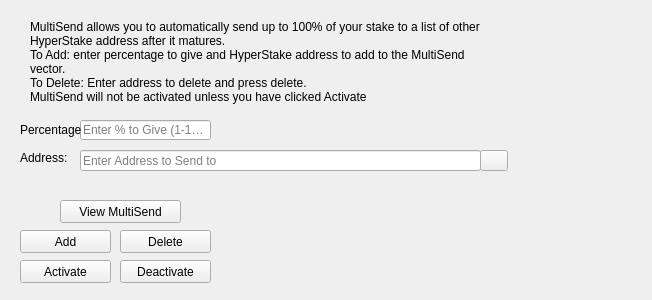
Before: the Qt Designer form src/qt/forms/charitydialog.ui in davidlatapie/HyperStake, drawn with Qt 5.
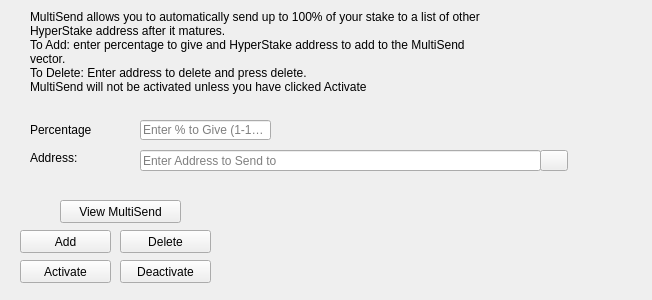
After: the same form once the commit is applied. Icons and pictures are not drawn.

Commit message: adjust charitydialog spacing for linux

```diff
--- a/src/qt/forms/charitydialog.ui
+++ b/src/qt/forms/charitydialog.ui
@@ -19,7 +19,7 @@
   <widget class="QLineEdit" name="charityPercentEdit">
    <property name="geometry">
     <rect>
-     <x>80</x>
+     <x>140</x>
      <y>120</y>
      <width>131</width>
      <height>20</height>
@@ -35,7 +35,7 @@
   <widget class="QLineEdit" name="charityAddressEdit">
    <property name="geometry">
     <rect>
-     <x>80</x>
+     <x>140</x>
      <y>150</y>
      <width>401</width>
      <height>21</height>
@@ -52,7 +52,7 @@
    <property name="geometry">
     <rect>
      <x>30</x>
-     <y>20</y>
+     <y>10</y>
      <width>451</width>
      <height>91</height>
     </rect>
@@ -124,7 +124,7 @@
   <widget class="QPushButton" name="addressBookButton">
    <property name="geometry">
     <rect>
-     <x>480</x>
+     <x>540</x>
      <y>150</y>
      <width>28</width>
      <height>21</height>
@@ -150,7 +150,7 @@
   <widget class="QLabel" name="label">
    <property name="geometry">
     <rect>
-     <x>20</x>
+     <x>30</x>
      <y>120</y>
      <width>61</width>
      <height>20</height>
@@ -166,7 +166,7 @@
   <widget class="QLabel" name="label_5">
    <property name="geometry">
     <rect>
-     <x>20</x>
+     <x>30</x>
      <y>150</y>
      <width>91</width>
      <height>16</height>
```
